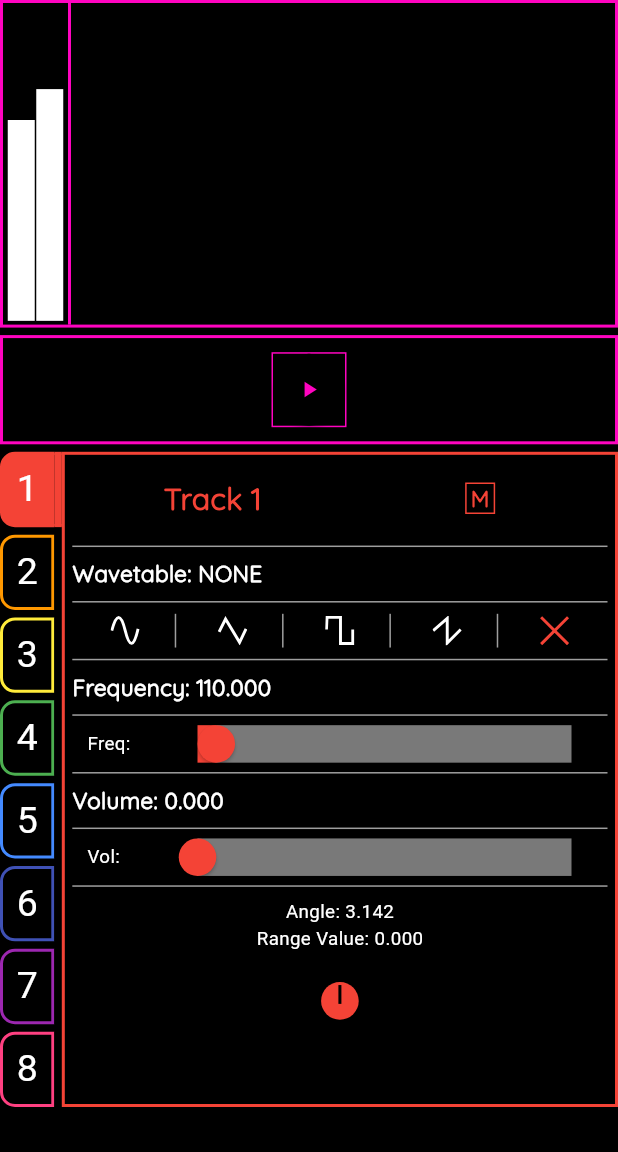
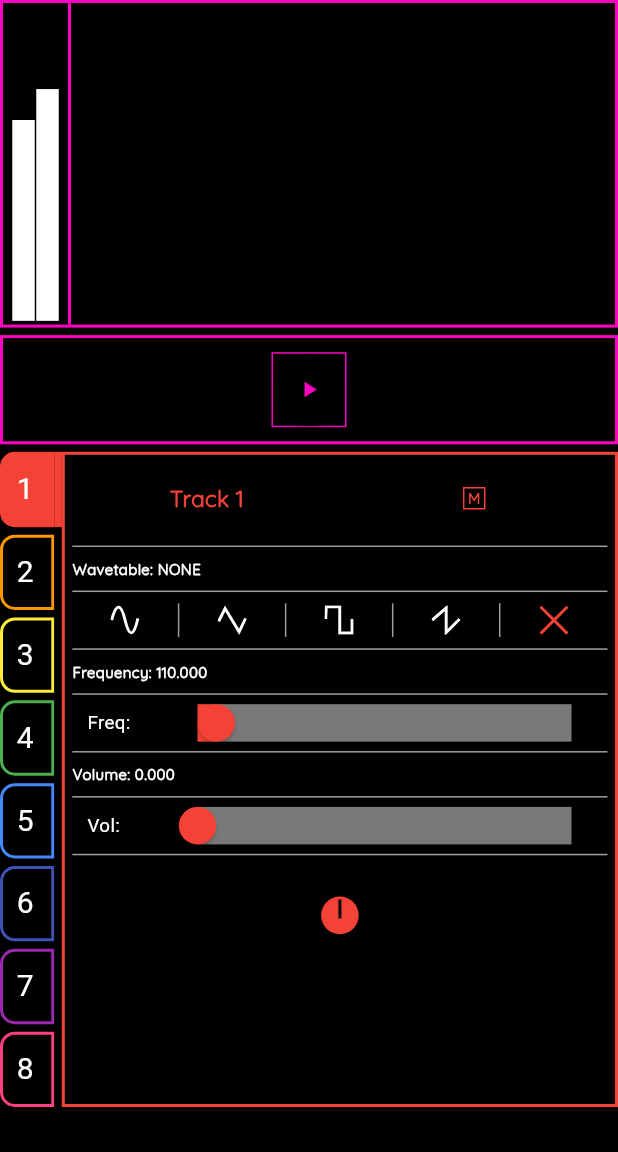
Before and after one commit to mduval76/drone_factory, a Flutter app: the screen it shows after launch, on a phone screen of 412 x 824 dp, the part 84-1236 px from its top. Run offline on Flutter 3.47's test engine with Material 3 defaults, Android fonts, the phone set to English and light mode, and no system bars; our stand-ins replace flutter_svg; Roboto replaces fonts that are missing (CocomatLight).

Commit message:
Small adjustments to animation and widget dimensions

```diff
--- a/lib/utils/oscilloscope_painter.dart
+++ b/lib/utils/oscilloscope_painter.dart
@@ -44,7 +44,7 @@ class OscilloscopePainter extends CustomPainter {
 
   @override
   bool shouldRepaint(OscilloscopePainter oldDelegate) {
-    // return true;
-    return oldDelegate.waveformData != waveformData;
+    return true;
+    // return oldDelegate.waveformData != waveformData;
   }
 }
--- a/lib/views/widgets/knob.dart
+++ b/lib/views/widgets/knob.dart
@@ -47,20 +47,20 @@ class _KnobState extends State<Knob> {
       child: Column(
         mainAxisAlignment: MainAxisAlignment.center,
         children: <Widget>[
-          Text(
-            'Angle: ${_cumulativeAngle.toStringAsFixed(3)}',
-            style : const TextStyle(
-              color: Colors.white,
-              fontSize: 12.5,
-            ),
-          ),
-          Text(
-            'Range Value: ${_currentRangeValue.toStringAsFixed(3)}',
-            style : const TextStyle(
-              color: Colors.white,
-              fontSize: 12.5,
-            ),
-          ),
+          // Text(
+          //   'Angle: ${_cumulativeAngle.toStringAsFixed(3)}',
+          //   style : const TextStyle(
+          //     color: Colors.white,
+          //     fontSize: 12.5,
+          //   ),
+          // ),
+          // Text(
+          //   'Range Value: ${_currentRangeValue.toStringAsFixed(3)}',
+          //   style : const TextStyle(
+          //     color: Colors.white,
+          //     fontSize: 12.5,
+          //   ),
+          // ),
           const SizedBox(height: 20),
           GestureDetector(
             onPanUpdate: _panHandler,
--- a/lib/views/widgets/main_volume_widget.dart
+++ b/lib/views/widgets/main_volume_widget.dart
@@ -84,7 +84,7 @@ class _MainVolumeWidgetState extends State<MainVolumeWidget> with SingleTickerPr
               builder: (context, child) {
                 return Container(
                   height: _leftChannelVolumeAnimation.value * 0.25 * currentWidgetHeight,
-                  width: 18,
+                  width: 15,
                   color: Colors.white,
                 );
               },
@@ -95,7 +95,7 @@ class _MainVolumeWidgetState extends State<MainVolumeWidget> with SingleTickerPr
               builder: (context, child) {
                 return Container(
                   height: _rightChannelVolumeAnimation.value * 0.25 * currentWidgetHeight,
-                  width: 18,
+                  width: 15,
                   color: Colors.white,
                 );
               },
--- a/lib/views/widgets/track_controls_widget.dart
+++ b/lib/views/widgets/track_controls_widget.dart
@@ -107,7 +107,7 @@ class _TrackControlsWidgetState extends State<TrackControlsWidget> {
                 'Track ${widget.selectedTrack.trackId + 1}',
                 style: TextStyle(
                   color: widget.borderColor,
-                  fontSize: 20,
+                  fontSize: 15,
                   fontFamily: 'QuicksandRegular',
                   fontWeight: FontWeight.bold
                 )
@@ -120,7 +120,7 @@ class _TrackControlsWidgetState extends State<TrackControlsWidget> {
                     shape: const RoundedRectangleBorder(
                       borderRadius: BorderRadius.all(Radius.circular(0.0)),
                     ),
-                    minimumSize: const Size(20, 20),
+                    minimumSize: const Size(15, 15),
                     padding: EdgeInsets.zero,
                   ),
                 ),
@@ -135,7 +135,7 @@ class _TrackControlsWidgetState extends State<TrackControlsWidget> {
                     'M',
                     style: TextStyle(
                       color: widget.selectedTrack.isMuted ? Colors.black : widget.borderColor,
-                      fontSize: 15,
+                      fontSize: 10,
                       fontFamily: 'QuicksandRegular',
                       fontWeight: FontWeight.bold
                     )
@@ -149,7 +149,7 @@ class _TrackControlsWidgetState extends State<TrackControlsWidget> {
             'Wavetable: ${_getWavetableString(_wavetable)}',
             style: const TextStyle(
               color: Colors.white,
-              fontSize: 15,
+              fontSize: 10,
               fontFamily: 'QuicksandRegular',
               fontWeight: FontWeight.bold
             )
@@ -177,7 +177,7 @@ class _TrackControlsWidgetState extends State<TrackControlsWidget> {
             'Frequency: ${_frequency.toStringAsFixed(3)}',
             style: const TextStyle(
               color: Colors.white,
-              fontSize: 15,
+              fontSize: 10,
               fontFamily: 'QuicksandRegular',
               fontWeight: FontWeight.bold
             )
@@ -199,7 +199,7 @@ class _TrackControlsWidgetState extends State<TrackControlsWidget> {
             'Volume: ${_volume.toStringAsFixed(3)}',
             style: const TextStyle(
               color: Colors.white,
-              fontSize: 15,
+              fontSize: 10,
               fontFamily: 'QuicksandRegular',
               fontWeight: FontWeight.bold
             )
--- a/lib/views/widgets/track_tab_widget.dart
+++ b/lib/views/widgets/track_tab_widget.dart
@@ -73,7 +73,7 @@ class _TrackTabWidgetState extends State<TrackTabWidget> {
                   '${widget.trackModel.trackId + 1}',
                     style: const TextStyle(
                       color: Colors.white,
-                      fontSize: 25.0,
+                      fontSize: 20.0,
                     ),
                   ),
                 )
--- a/lib/views/widgets/track_wavetable_selector_widget.dart
+++ b/lib/views/widgets/track_wavetable_selector_widget.dart
@@ -39,7 +39,8 @@ class TrackWavetableSelectorWidget extends StatelessWidget {
               assetName = 'assets/icons/none.svg';
               break;
           }
-          return Container(
+          return Expanded(
+            child: Container(
             decoration: BoxDecoration(
               color: Colors.transparent,
               border: Border(
@@ -60,6 +61,7 @@ class TrackWavetableSelectorWidget extends StatelessWidget {
                 },
               ),
             ),
+          )
           );
         }).toList(),
       ),
```
Also changed, not shown: 2 other files.
